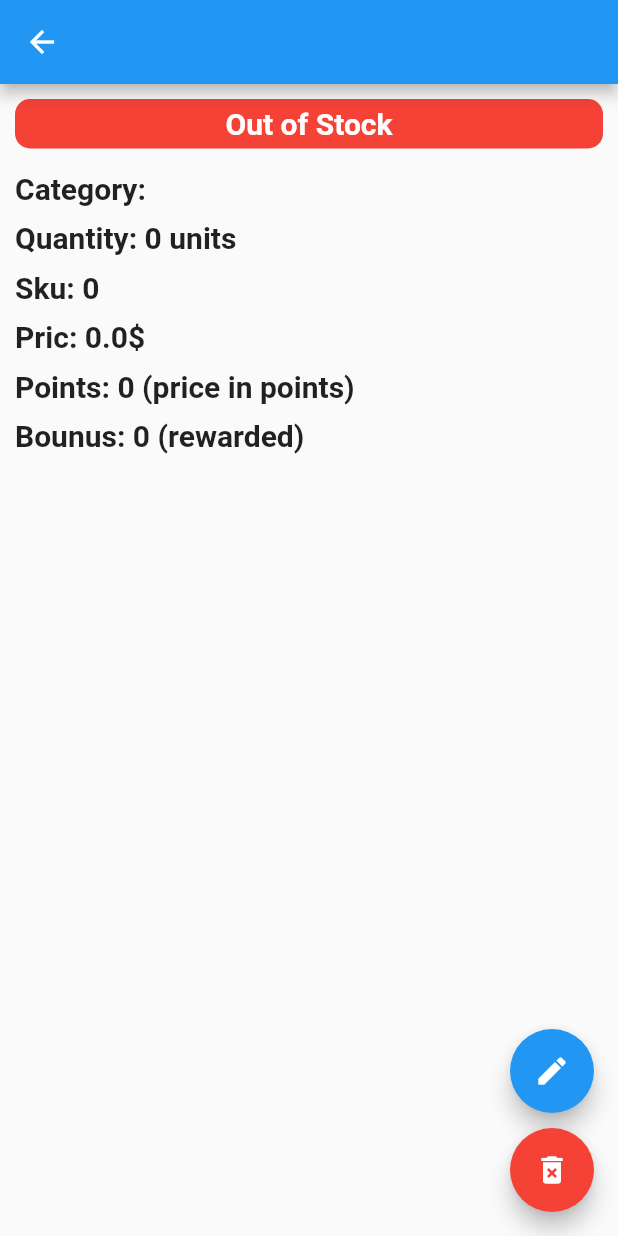
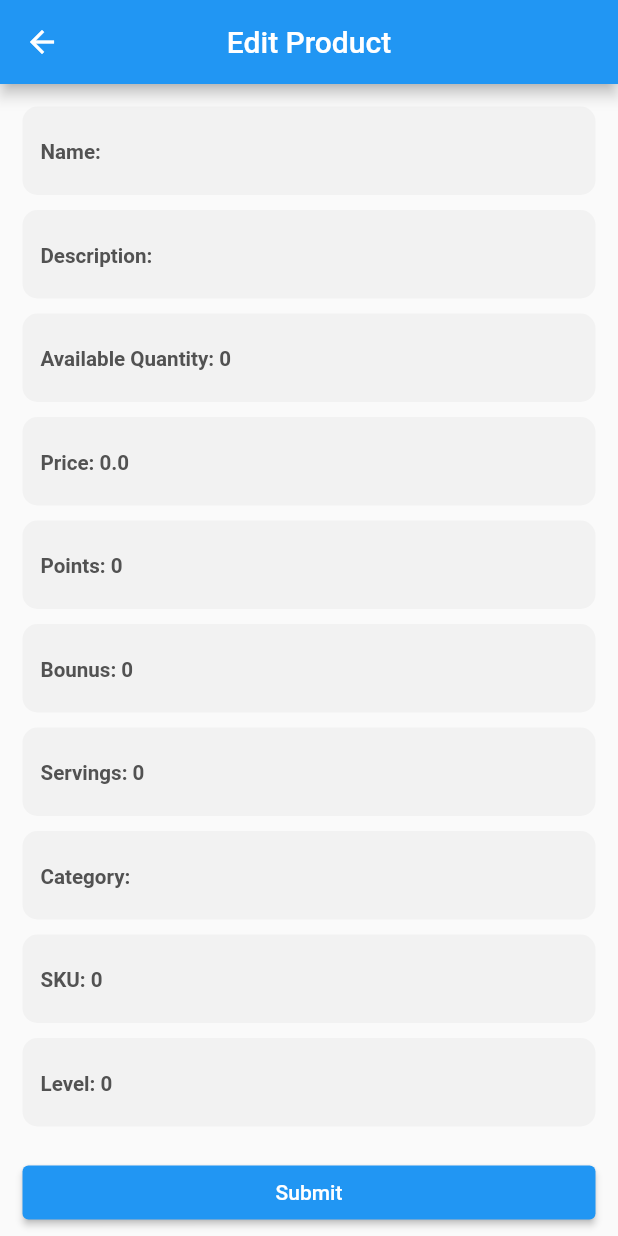
Before and after one commit to mimib00/fenwicks_admin, a Flutter app: the ProductDetails screen opened directly with empty values, after a tap on the "edit" icon, on a phone screen of 412 x 824 dp. Run offline on Flutter 3.47's test engine with Material 2 defaults, Android fonts, the light colour scheme and no system bars; our stand-ins replace cloud_firestore, firebase_auth, firebase_core, firebase_messaging, get, sizer; accounts and stored records are empty.

Commit message:
update product info

```diff
--- a/lib/views/products/add_product.dart
+++ b/lib/views/products/add_product.dart
@@ -1,3 +1,4 @@
+import 'package:fenwicks_admin/meta/models/product.dart';
 import 'package:fenwicks_admin/views/products/controller/products_controll.dart';
 import 'package:flutter/material.dart';
 import 'package:flutter/services.dart';
@@ -8,9 +9,11 @@ class AddProductScreen extends GetView<ProductsController> {
 
   @override
   Widget build(BuildContext context) {
+    final Product? product = Get.arguments;
+
     return Scaffold(
       appBar: AppBar(
-        title: const Text("Add a Product"),
+        title: Text(product == null ? "Add a Product" : "Edit Product"),
         centerTitle: true,
       ),
       body: Form(
@@ -18,7 +21,7 @@ class AddProductScreen extends GetView<ProductsController> {
           controller.reset();
           return true;
         },
-        key: controller.addForm,
+        key: controller.formKey,
         child: ListView(
           physics: const BouncingScrollPhysics(),
           padding: const EdgeInsets.symmetric(horizontal: 15, vertical: 10),
@@ -27,8 +30,8 @@ class AddProductScreen extends GetView<ProductsController> {
               padding: const EdgeInsets.symmetric(vertical: 5),
               child: TextFormField(
                 controller: controller.name,
-                decoration: const InputDecoration(
-                  hintText: "Name",
+                decoration: InputDecoration(
+                  hintText: product == null ? "Name" : "Name: ${product.name}",
                 ),
                 validator: (value) {
                   if (value == null || value.isEmpty) return "Field required";
@@ -40,8 +43,8 @@ class AddProductScreen extends GetView<ProductsController> {
               padding: const EdgeInsets.symmetric(vertical: 5),
               child: TextFormField(
                 controller: controller.description,
-                decoration: const InputDecoration(
-                  hintText: "Description",
+                decoration: InputDecoration(
+                  hintText: product == null ? "Description" : "Description: ${product.description}",
                 ),
                 validator: (value) {
                   if (value == null || value.isEmpty) return "Field required";
@@ -54,8 +57,8 @@ class AddProductScreen extends GetView<ProductsController> {
               child: TextFormField(
                 controller: controller.quantity,
                 inputFormatters: [FilteringTextInputFormatter.digitsOnly],
-                decoration: const InputDecoration(
-                  hintText: "Available Quantity",
+                decoration: InputDecoration(
+                  hintText: product == null ? "Available Quantity" : "Available Quantity: ${product.quantity}",
                 ),
                 validator: (value) {
                   if (value == null || value.isEmpty) return "Field required";
@@ -68,8 +71,9 @@ class AddProductScreen extends GetView<ProductsController> {
               child: TextFormField(
                 controller: controller.price,
                 inputFormatters: [FilteringTextInputFormatter.digitsOnly],
-                decoration: const InputDecoration(
-                  hintText: "Price",
+                decoration: InputDecoration(
+                  // hintText: "Price",
+                  hintText: product == null ? "Price" : "Price: ${product.price}",
                 ),
                 validator: (value) {
                   if (value == null || value.isEmpty) return "Field required";
@@ -82,8 +86,8 @@ class AddProductScreen extends GetView<ProductsController> {
               child: TextFormField(
                 controller: controller.points,
                 inputFormatters: [FilteringTextInputFormatter.digitsOnly],
-                decoration: const InputDecoration(
-                  hintText: "Points",
+                decoration: InputDecoration(
+                  hintText: product == null ? "Points" : "Points: ${product.points}",
                 ),
                 validator: (value) {
                   if (value == null || value.isEmpty) return "Field required";
@@ -96,8 +100,8 @@ class AddProductScreen extends GetView<ProductsController> {
               child: TextFormField(
                 controller: controller.bounus,
                 inputFormatters: [FilteringTextInputFormatter.digitsOnly],
-                decoration: const InputDecoration(
-                  hintText: "Bounus",
+                decoration: InputDecoration(
+                  hintText: product == null ? "Bounus" : "Bounus: ${product.bounus}",
                 ),
                 validator: (value) {
                   if (value == null || value.isEmpty) return "Field required";
@@ -110,8 +114,8 @@ class AddProductScreen extends GetView<ProductsController> {
               child: TextFormField(
                 controller: controller.servings,
                 inputFormatters: [FilteringTextInputFormatter.digitsOnly],
-                decoration: const InputDecoration(
-                  hintText: "Servings",
+                decoration: InputDecoration(
+                  hintText: product == null ? "Servings" : "Servings: ${product.servings}",
                 ),
                 validator: (value) {
                   if (value == null || value.isEmpty) return "Field required";
@@ -123,8 +127,8 @@ class AddProductScreen extends GetView<ProductsController> {
               padding: const EdgeInsets.symmetric(vertical: 5),
               child: TextFormField(
                 controller: controller.category,
-                decoration: const InputDecoration(
-                  hintText: "Category",
+                decoration: InputDecoration(
+                  hintText: product == null ? "Category" : "Category: ${product.category}",
                 ),
                 validator: (value) {
                   if (value == null || value.isEmpty) return "Field required";
@@ -137,8 +141,8 @@ class AddProductScreen extends GetView<ProductsController> {
               child: TextFormField(
                 controller: controller.sku,
                 inputFormatters: [FilteringTextInputFormatter.digitsOnly],
-                decoration: const InputDecoration(
-                  hintText: "Stock Keeping Unit (sku)",
+                decoration: InputDecoration(
+                  hintText: product == null ? "Stock Keeping Unit (sku)" : "SKU: ${product.sku}",
                 ),
                 validator: (value) {
                   if (value == null || value.isEmpty) return "Field required";
@@ -151,8 +155,8 @@ class AddProductScreen extends GetView<ProductsController> {
               child: TextFormField(
                 controller: controller.level,
                 inputFormatters: [FilteringTextInputFormatter.digitsOnly],
-                decoration: const InputDecoration(
-                  hintText: "Level",
+                decoration: InputDecoration(
+                  hintText: product == null ? "Level" : "Level: ${product.level}",
                 ),
                 validator: (value) {
                   if (value == null || value.isEmpty) return "Field required";
@@ -163,8 +167,12 @@ class AddProductScreen extends GetView<ProductsController> {
             const SizedBox(height: 15),
             ElevatedButton(
               onPressed: () {
-                if (controller.addForm.currentState!.validate()) {
-                  controller.addProduct();
+                if (product == null) {
+                  if (controller.formKey.currentState!.validate()) {
+                    controller.addProduct();
+                  }
+                } else {
+                  controller.editProduct(product);
                 }
               },
               child: const Text("Submit"),
--- a/lib/views/products/controller/products_controll.dart
+++ b/lib/views/products/controller/products_controll.dart
@@ -6,7 +6,7 @@ import 'package:flutter/material.dart';
 import 'package:get/get.dart';
 
 class ProductsController extends GetxController {
-  final GlobalKey<FormState> addForm = GlobalKey<FormState>();
+  final GlobalKey<FormState> formKey = GlobalKey<FormState>();
 
   final TextEditingController name = TextEditingController();
   final TextEditingController description = TextEditingController();
@@ -23,7 +23,7 @@ class ProductsController extends GetxController {
     return FirebaseFirestore.instance.collection("products").snapshots();
   }
 
-  Future<void> addProduct() async {
+  void addProduct() async {
     try {
       Get.dialog(const Loading(), barrierDismissible: false);
       Map<String, dynamic> data = {
@@ -50,6 +50,35 @@ class ProductsController extends GetxController {
     }
   }
 
+  void editProduct(Product product) async {
+    try {
+      Get.dialog(const Loading(), barrierDismissible: false);
+
+      Map<String, dynamic> data = {
+        "name": name.text.trim().isNotEmpty ? name.text.trim() : product.name,
+        "description": description.text.trim().isNotEmpty ? description.text.trim() : product.description,
+        "quantity": quantity.text.trim().isNotEmpty ? int.parse(quantity.text.trim()) : product.quantity,
+        "price": price.text.trim().isNotEmpty ? double.parse(price.text.trim()) : product.price,
+        "points": points.text.trim().isNotEmpty ? int.parse(points.text.trim()) : product.points,
+        "bounus": bounus.text.trim().isNotEmpty ? int.parse(bounus.text.trim()) : product.bounus,
+        "servings": servings.text.trim().isNotEmpty ? int.parse(servings.text.trim()) : product.servings,
+        "category": category.text.trim().isNotEmpty ? category.text.trim() : product.category,
+        "level": level.text.trim().isNotEmpty ? int.parse(level.text.trim()) : product.level,
+        "sku": sku.text.trim().isNotEmpty ? int.parse(sku.text.trim()) : product.sku,
+        "rating": 5,
+      };
+
+      await FirebaseFirestore.instance.collection("products").doc(product.uid).update(data);
+
+      Get.back();
+      Get.back();
+      Get.back();
+    } on FirebaseException catch (e) {
+      Get.back();
+      Get.showSnackbar(errorCard(e.code));
+    }
+  }
+
   void reset() {
     name.clear();
     description.clear();
--- a/lib/views/products/product_details.dart
+++ b/lib/views/products/product_details.dart
@@ -1,4 +1,5 @@
 import 'package:cloud_firestore/cloud_firestore.dart';
+import 'package:fenwicks_admin/core/routes/routes.dart';
 import 'package:fenwicks_admin/meta/models/product.dart';
 import 'package:flutter/material.dart';
 import 'package:get/get.dart';
@@ -127,7 +128,9 @@ class ProductDetails extends StatelessWidget {
         mainAxisAlignment: MainAxisAlignment.end,
         children: [
           FloatingActionButton(
-            onPressed: () {},
+            onPressed: () {
+              Get.toNamed(Routes.addProduct, arguments: product);
+            },
             child: const Icon(Icons.edit),
           ),
           const SizedBox(height: 10),
```
